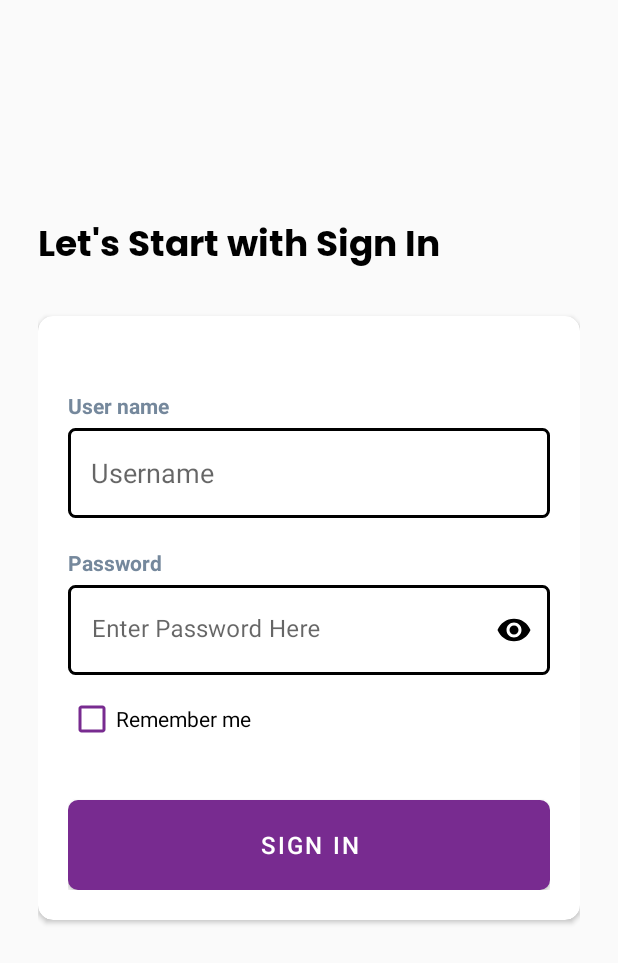
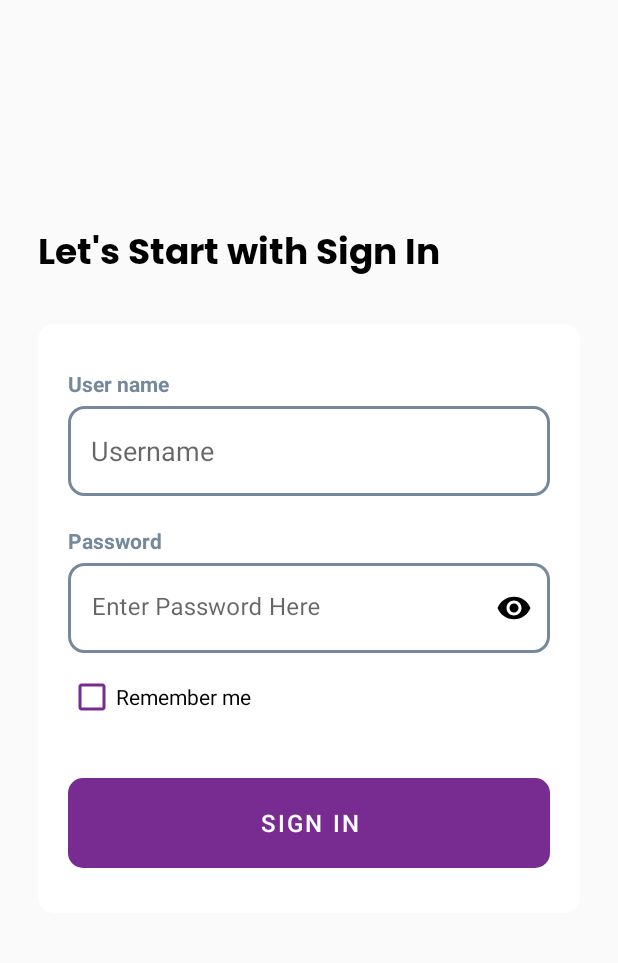
Before and after one commit to aimanxkiller/UI_Designs, an Android app: the LoginActivity screen opened directly, with no data from a screen before it, on a phone screen of 412 x 824 dp. Shown: the top 963 px of the screen. Run offline under Robolectric (Android 15) with nearby library versions, the phone set to English and light mode, and no system bars.

Commit message:
Adjusted paddings, width and height to wrap content/match parent to allow better alignment with variable size devices.
-Adjusted paddings

```diff
--- a/app/src/main/res/drawable/arrow_circle.xml
+++ b/app/src/main/res/drawable/arrow_circle.xml
@@ -8,7 +8,7 @@
                 android:bottom="15dp"
                 />
         <solid android:color="@color/purplelight"/>
-            <corners android:radius="10px"/>
+            <corners android:radius="10dp"/>
         </shape>
     </item>
     <item
--- a/app/src/main/res/drawable/arrow_circle_transparent.xml
+++ b/app/src/main/res/drawable/arrow_circle_transparent.xml
@@ -10,7 +10,7 @@
             <stroke
                 android:color="#2B2B40"
                 android:width="2dp" />
-            <corners android:radius="10px"/>
+            <corners android:radius="10dp"/>
         </shape>
     </item>
     <item
--- a/app/src/main/res/drawable/button_custom_clear.xml
+++ b/app/src/main/res/drawable/button_custom_clear.xml
@@ -4,9 +4,9 @@
     android:shape="rectangle">
 
     <stroke
-        android:color="@color/black"
+        android:color="#75889C"
         android:width="2dp" />
 
-    <corners android:radius="6px"/>
+    <corners android:radius="10dp"/>
 
 </shape>
--- a/app/src/main/res/drawable/button_custom_color.xml
+++ b/app/src/main/res/drawable/button_custom_color.xml
@@ -4,6 +4,6 @@
     android:shape="rectangle">
 
     <solid android:color="#782B90"/>
-    <corners android:radius="10px"/>
+    <corners android:radius="10dp"/>
 
 </shape>
--- a/app/src/main/res/drawable/progress_rounded.xml
+++ b/app/src/main/res/drawable/progress_rounded.xml
@@ -15,8 +15,8 @@
             <shape>
                 <corners android:radius="5dp"/>
                 <gradient
-                    android:startColor="#782B90"
-                    android:endColor="#D598E8"
+                    android:endColor="#782B90"
+                    android:startColor="#D598E8"
                     android:angle="0"/>
             </shape>
         </scale>
--- a/app/src/main/res/layout/activity_login.xml
+++ b/app/src/main/res/layout/activity_login.xml
@@ -26,29 +26,26 @@
 
     <androidx.cardview.widget.CardView
         android:id="@+id/cardViewSignIn"
-
         android:layout_width="match_parent"
         android:layout_height="wrap_content"
         app:layout_constraintBottom_toBottomOf="parent"
         app:layout_constraintEnd_toEndOf="parent"
         app:layout_constraintStart_toStartOf="parent"
         app:layout_constraintTop_toTopOf="parent"
-
-        app:cardCornerRadius="10dp"
-        android:paddingVertical="5dp"
-        android:paddingHorizontal="20dp">
+        app:cardCornerRadius="10dp">
         <androidx.constraintlayout.widget.ConstraintLayout
             android:layout_width="match_parent"
             android:layout_height="wrap_content"
-            android:padding="20dp">
+            android:paddingVertical="30dp"
+            android:paddingHorizontal="20dp">
+
             <TextView
                 android:id="@+id/textView2"
                 android:layout_width="wrap_content"
                 android:layout_height="wrap_content"
-                android:layout_marginTop="30dp"
                 android:text="User name"
+                android:textColor="#75889C"
                 android:textSize="14sp"
-                android:textColor="#75889C"
                 android:textStyle="bold"
                 app:layout_constraintStart_toStartOf="parent"
                 app:layout_constraintTop_toTopOf="parent" />
@@ -111,15 +108,16 @@
                 app:layout_constraintStart_toStartOf="parent"
                 app:layout_constraintTop_toBottomOf="@+id/editTextTextPassword" />
 
-             <Button
+            <Button
                 android:id="@+id/buttonSignIn"
                 android:layout_width="match_parent"
                 android:layout_height="60dp"
                 android:layout_marginTop="30dp"
+                android:background="@drawable/button_custom_color"
                 android:text="Sign in"
                 android:textSize="16sp"
-                android:background="@drawable/button_custom_color"
                 app:backgroundTint="@null"
+                app:layout_constraintBottom_toBottomOf="parent"
                 app:layout_constraintEnd_toEndOf="parent"
                 app:layout_constraintStart_toStartOf="parent"
                 app:layout_constraintTop_toBottomOf="@+id/checkRemember" />
```
